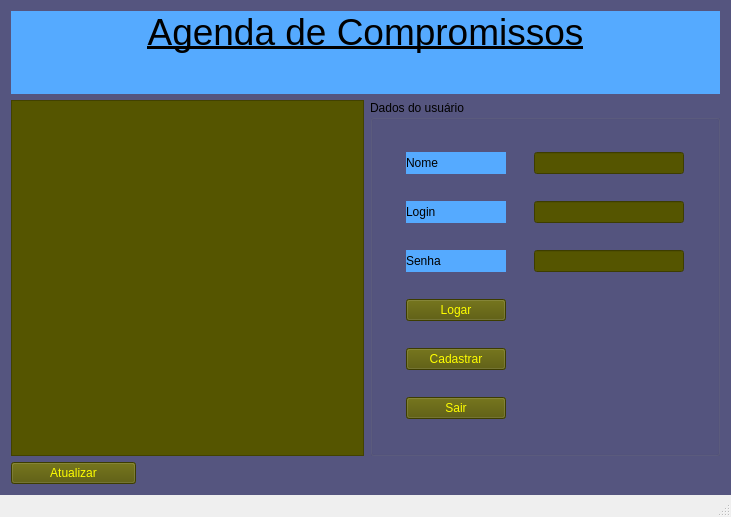
Old version of the form Interface/mainwindow.ui in the repository pedromfedricci/Agenda_de_Compromissos.
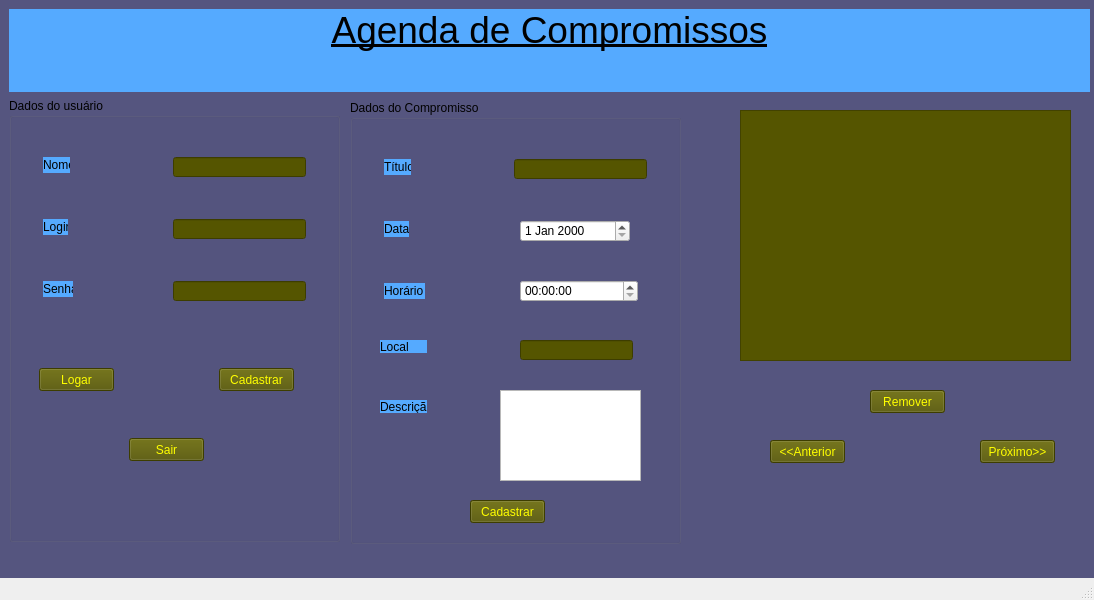
New version of the form.

Commit message:
atualizações da tela
ter apenas 1 tela

Diff of the .ui file:
```diff
--- a/Interface/mainwindow.ui
+++ b/Interface/mainwindow.ui
@@ -6,8 +6,8 @@
    <rect>
     <x>0</x>
     <y>0</y>
-    <width>731</width>
-    <height>517</height>
+    <width>1094</width>
+    <height>600</height>
    </rect>
   </property>
   <property name="windowTitle">
@@ -30,9 +30,34 @@
 </string>
   </property>
   <widget class="QWidget" name="centralWidget">
-   <layout class="QGridLayout" name="gridLayout">
-    <item row="1" column="2">
+   <widget class="QLabel" name="label">
+    <property name="geometry">
+     <rect>
+      <x>9</x>
+      <y>9</y>
+      <width>1081</width>
+      <height>83</height>
+     </rect>
+    </property>
+    <property name="maximumSize">
+     <size>
+      <width>16777215</width>
+      <height>130</height>
+     </size>
+    </property>
+    <property name="text">
+     <string>&lt;html&gt;&lt;head/&gt;&lt;body&gt;&lt;p align=&quot;center&quot;&gt;&lt;span style=&quot; font-size:28pt; text-decoration: underline; color:black;&quot;&gt;Agenda de Compromissos&lt;/span&gt;&lt;/p&gt;&lt;p align=&quot;center&quot;&gt;&lt;br/&gt;&lt;/p&gt;&lt;/body&gt;&lt;/html&gt;</string>
+    </property>
+   </widget>
      <widget class="QGroupBox" name="groupBox">
+    <property name="geometry">
+     <rect>
+      <x>9</x>
+      <y>98</y>
+      <width>331</width>
+      <height>444</height>
+     </rect>
+    </property>
       <property name="maximumSize">
        <size>
         <width>350</width>
@@ -42,9 +67,15 @@
       <property name="title">
        <string>Dados do usuário</string>
       </property>
-      <layout class="QGridLayout" name="gridLayout_2">
-       <item row="6" column="0">
         <widget class="QPushButton" name="btnSair">
+     <property name="geometry">
+      <rect>
+       <x>120</x>
+       <y>340</y>
+       <width>75</width>
+       <height>23</height>
+      </rect>
+     </property>
          <property name="maximumSize">
           <size>
            <width>100</width>
@@ -55,19 +86,31 @@
           <string>Sair</string>
          </property>
         </widget>
-       </item>
-       <item row="4" column="0">
         <widget class="QPushButton" name="btnLogar">
          <property name="enabled">
           <bool>true</bool>
          </property>
+     <property name="geometry">
+      <rect>
+       <x>30</x>
+       <y>270</y>
+       <width>75</width>
+       <height>23</height>
+      </rect>
+     </property>
          <property name="text">
           <string>Logar</string>
          </property>
         </widget>
-       </item>
-       <item row="3" column="0">
         <widget class="QLabel" name="label_4">
+     <property name="geometry">
+      <rect>
+       <x>34</x>
+       <y>183</y>
+       <width>30</width>
+       <height>16</height>
+      </rect>
+     </property>
          <property name="maximumSize">
           <size>
            <width>100</width>
@@ -78,12 +121,18 @@
           <string>Senha</string>
          </property>
         </widget>
-       </item>
-       <item row="3" column="1">
         <widget class="QLineEdit" name="lSenha">
          <property name="enabled">
           <bool>true</bool>
          </property>
+     <property name="geometry">
+      <rect>
+       <x>164</x>
+       <y>183</y>
+       <width>133</width>
+       <height>20</height>
+      </rect>
+     </property>
          <property name="maximumSize">
           <size>
            <width>150</width>
@@ -94,9 +143,15 @@
           <bool>false</bool>
          </property>
         </widget>
-       </item>
-       <item row="0" column="0">
         <widget class="QLabel" name="label_2">
+     <property name="geometry">
+      <rect>
+       <x>34</x>
+       <y>59</y>
+       <width>27</width>
+       <height>16</height>
+      </rect>
+     </property>
          <property name="maximumSize">
           <size>
            <width>100</width>
@@ -107,12 +162,18 @@
           <string>Nome</string>
          </property>
         </widget>
-       </item>
-       <item row="0" column="1">
         <widget class="QLineEdit" name="lName">
          <property name="enabled">
           <bool>true</bool>
          </property>
+     <property name="geometry">
+      <rect>
+       <x>164</x>
+       <y>59</y>
+       <width>133</width>
+       <height>20</height>
+      </rect>
+     </property>
          <property name="maximumSize">
           <size>
            <width>150</width>
@@ -126,9 +187,15 @@
           <bool>false</bool>
          </property>
         </widget>
-       </item>
-       <item row="2" column="0">
         <widget class="QLabel" name="label_3">
+     <property name="geometry">
+      <rect>
+       <x>34</x>
+       <y>121</y>
+       <width>25</width>
+       <height>16</height>
+      </rect>
+     </property>
          <property name="maximumSize">
           <size>
            <width>100</width>
@@ -139,12 +206,18 @@
           <string>Login</string>
          </property>
         </widget>
-       </item>
-       <item row="2" column="1">
         <widget class="QLineEdit" name="lLogin">
          <property name="enabled">
           <bool>true</bool>
          </property>
+     <property name="geometry">
+      <rect>
+       <x>164</x>
+       <y>121</y>
+       <width>133</width>
+       <height>20</height>
+      </rect>
+     </property>
          <property name="maximumSize">
           <size>
            <width>150</width>
@@ -155,9 +228,15 @@
           <bool>false</bool>
          </property>
         </widget>
-       </item>
-       <item row="5" column="0">
         <widget class="QPushButton" name="btnCadastrar">
+     <property name="geometry">
+      <rect>
+       <x>210</x>
+       <y>270</y>
+       <width>75</width>
+       <height>23</height>
+      </rect>
+     </property>
          <property name="maximumSize">
           <size>
            <width>100</width>
@@ -168,51 +247,245 @@
           <string>Cadastrar</string>
          </property>
         </widget>
-       </item>
-      </layout>
-     </widget>
-    </item>
-    <item row="0" column="0" colspan="3">
-     <widget class="QLabel" name="label">
+   </widget>
+   <widget class="QTextEdit" name="show">
+    <property name="geometry">
+     <rect>
+      <x>740</x>
+      <y>110</y>
+      <width>331</width>
+      <height>251</height>
+     </rect>
+    </property>
+    <property name="readOnly">
+     <bool>true</bool>
+    </property>
+   </widget>
+   <widget class="QGroupBox" name="groupBox_2">
+    <property name="geometry">
+     <rect>
+      <x>350</x>
+      <y>100</y>
+      <width>331</width>
+      <height>444</height>
+     </rect>
+    </property>
       <property name="maximumSize">
        <size>
-        <width>16777215</width>
-        <height>130</height>
-       </size>
-      </property>
+      <width>350</width>
+      <height>16777215</height>
+     </size>
+    </property>
+    <property name="title">
+     <string>Dados do Compromisso</string>
+    </property>
+    <widget class="QLabel" name="label_5">
+     <property name="geometry">
+      <rect>
+       <x>34</x>
+       <y>183</y>
+       <width>41</width>
+       <height>16</height>
+      </rect>
+     </property>
+     <property name="maximumSize">
+      <size>
+       <width>100</width>
+       <height>16777215</height>
+      </size>
+     </property>
       <property name="text">
-       <string>&lt;html&gt;&lt;head/&gt;&lt;body&gt;&lt;p align=&quot;center&quot;&gt;&lt;span style=&quot; font-size:28pt; text-decoration: underline; color:black;&quot;&gt;Agenda de Compromissos&lt;/span&gt;&lt;/p&gt;&lt;p align=&quot;center&quot;&gt;&lt;br/&gt;&lt;/p&gt;&lt;/body&gt;&lt;/html&gt;</string>
-      </property>
-     </widget>
-    </item>
-    <item row="1" column="0" colspan="2">
-     <widget class="QTextEdit" name="textEdit">
-      <property name="readOnly">
+      <string>Horário</string>
+     </property>
+    </widget>
+    <widget class="QLabel" name="label_6">
+     <property name="geometry">
+      <rect>
+       <x>34</x>
+       <y>59</y>
+       <width>27</width>
+       <height>16</height>
+      </rect>
+     </property>
+     <property name="maximumSize">
+      <size>
+       <width>100</width>
+       <height>16777215</height>
+      </size>
+     </property>
+     <property name="text">
+      <string>Título</string>
+     </property>
+    </widget>
+    <widget class="QLineEdit" name="lTitulo">
+     <property name="enabled">
        <bool>true</bool>
       </property>
-     </widget>
-    </item>
-    <item row="5" column="1" colspan="2">
-     <spacer name="horizontalSpacer">
-      <property name="orientation">
-       <enum>Qt::Horizontal</enum>
-      </property>
-      <property name="sizeHint" stdset="0">
+     <property name="geometry">
+      <rect>
+       <x>164</x>
+       <y>59</y>
+       <width>133</width>
+       <height>20</height>
+      </rect>
+     </property>
+     <property name="maximumSize">
+      <size>
+       <width>150</width>
+       <height>16777215</height>
+      </size>
+     </property>
+     <property name="acceptDrops">
+      <bool>true</bool>
+     </property>
+     <property name="readOnly">
+      <bool>false</bool>
+     </property>
+    </widget>
+    <widget class="QLabel" name="label_7">
+     <property name="geometry">
+      <rect>
+       <x>34</x>
+       <y>121</y>
+       <width>25</width>
+       <height>16</height>
+      </rect>
+     </property>
+     <property name="maximumSize">
        <size>
-        <width>579</width>
-        <height>20</height>
-       </size>
-      </property>
-     </spacer>
-    </item>
-    <item row="5" column="0">
-     <widget class="QPushButton" name="btnAtualizar">
+       <width>100</width>
+       <height>16777215</height>
+      </size>
+     </property>
       <property name="text">
-       <string>Atualizar</string>
-      </property>
-     </widget>
-    </item>
-   </layout>
+      <string>Data</string>
+     </property>
+    </widget>
+    <widget class="QPushButton" name="btnCadastrarCompromisso">
+     <property name="geometry">
+      <rect>
+       <x>120</x>
+       <y>400</y>
+       <width>75</width>
+       <height>23</height>
+      </rect>
+     </property>
+     <property name="maximumSize">
+      <size>
+       <width>100</width>
+       <height>16777215</height>
+      </size>
+     </property>
+     <property name="text">
+      <string>Cadastrar</string>
+     </property>
+    </widget>
+    <widget class="QDateEdit" name="dataEdit">
+     <property name="geometry">
+      <rect>
+       <x>170</x>
+       <y>120</y>
+       <width>110</width>
+       <height>22</height>
+      </rect>
+     </property>
+    </widget>
+    <widget class="QTimeEdit" name="horaEdit">
+     <property name="geometry">
+      <rect>
+       <x>170</x>
+       <y>180</y>
+       <width>118</width>
+       <height>22</height>
+      </rect>
+     </property>
+    </widget>
+    <widget class="QLabel" name="label_8">
+     <property name="geometry">
+      <rect>
+       <x>30</x>
+       <y>240</y>
+       <width>47</width>
+       <height>13</height>
+      </rect>
+     </property>
+     <property name="text">
+      <string>Local</string>
+     </property>
+    </widget>
+    <widget class="QLineEdit" name="lLocal">
+     <property name="geometry">
+      <rect>
+       <x>170</x>
+       <y>240</y>
+       <width>113</width>
+       <height>20</height>
+      </rect>
+     </property>
+    </widget>
+    <widget class="QLabel" name="label_9">
+     <property name="geometry">
+      <rect>
+       <x>30</x>
+       <y>300</y>
+       <width>47</width>
+       <height>13</height>
+      </rect>
+     </property>
+     <property name="text">
+      <string>Descrição</string>
+     </property>
+    </widget>
+    <widget class="QPlainTextEdit" name="plainTextEdit">
+     <property name="geometry">
+      <rect>
+       <x>150</x>
+       <y>290</y>
+       <width>141</width>
+       <height>91</height>
+      </rect>
+     </property>
+    </widget>
+   </widget>
+   <widget class="QPushButton" name="btnAnt">
+    <property name="geometry">
+     <rect>
+      <x>770</x>
+      <y>440</y>
+      <width>75</width>
+      <height>23</height>
+     </rect>
+    </property>
+    <property name="text">
+     <string>&lt;&lt;Anterior</string>
+    </property>
+   </widget>
+   <widget class="QPushButton" name="btnProx">
+    <property name="geometry">
+     <rect>
+      <x>980</x>
+      <y>440</y>
+      <width>75</width>
+      <height>23</height>
+     </rect>
+    </property>
+    <property name="text">
+     <string>Próximo&gt;&gt;</string>
+    </property>
+   </widget>
+   <widget class="QPushButton" name="btnRemover">
+    <property name="geometry">
+     <rect>
+      <x>870</x>
+      <y>390</y>
+      <width>75</width>
+      <height>23</height>
+     </rect>
+    </property>
+    <property name="text">
+     <string>Remover</string>
+    </property>
+   </widget>
   </widget>
   <widget class="QStatusBar" name="statusBar"/>
  </widget>
```
Lines whose indentation alone changed are shown as unchanged.
